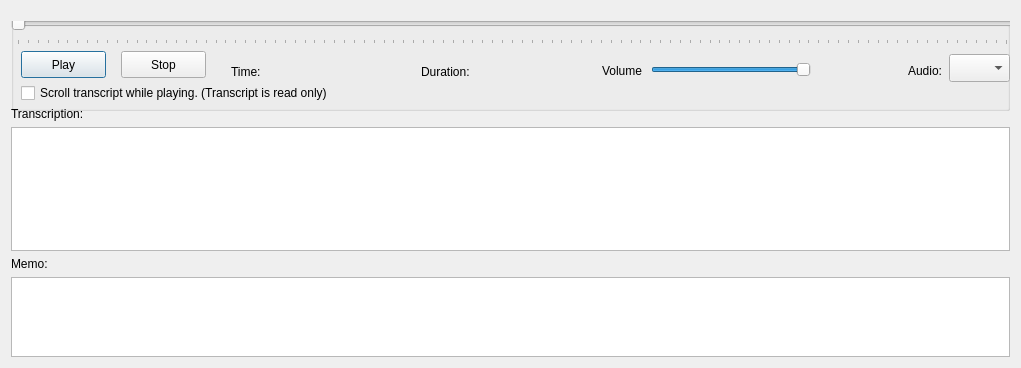
This is GUI_UIs/ui_dialog_view_av.ui in ccbogel/QualCoder as Qt 5 draws it before an edit. The edited form follows.
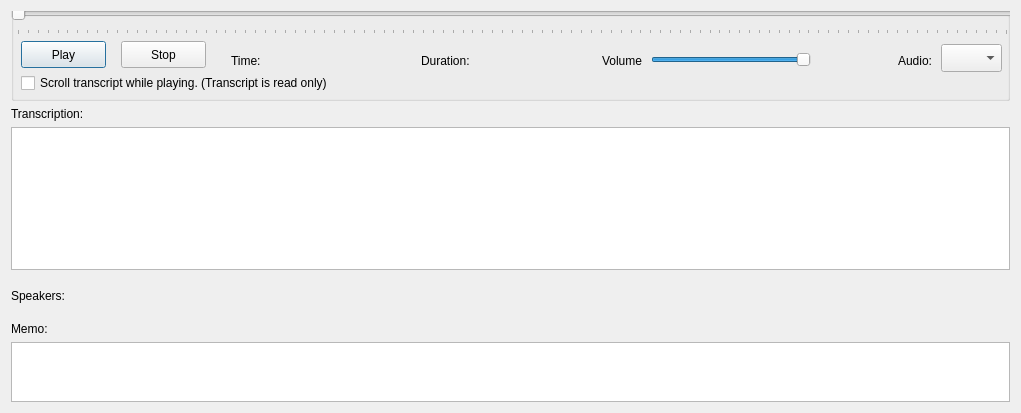
This is the edited form.

Commit message: preparation for manual transcribing shortcuts

```diff
--- a/GUI_UIs/ui_dialog_view_av.ui
+++ b/GUI_UIs/ui_dialog_view_av.ui
@@ -7,19 +7,19 @@
     <x>0</x>
     <y>0</y>
     <width>1021</width>
-    <height>368</height>
+    <height>413</height>
    </rect>
   </property>
   <property name="windowTitle">
    <string>View Audio Video</string>
   </property>
   <layout class="QGridLayout" name="gridLayout">
-   <item row="7" column="0">
+   <item row="8" column="0">
     <widget class="QTextEdit" name="textEdit">
      <property name="minimumSize">
       <size>
        <width>0</width>
-       <height>80</height>
+       <height>60</height>
       </size>
      </property>
      <property name="maximumSize">
@@ -55,13 +55,45 @@
      </property>
     </widget>
    </item>
-   <item row="6" column="0">
+   <item row="7" column="0">
     <widget class="QLabel" name="label_memo">
      <property name="text">
       <string>Memo:</string>
      </property>
     </widget>
    </item>
+   <item row="4" column="0">
+    <widget class="QLabel" name="label_transcription">
+     <property name="toolTip">
+      <string>&lt;html&gt;&lt;head/&gt;&lt;body&gt;&lt;p&gt;To rewind 3 seconds. In the text entry box, press ctrl + r&lt;/p&gt;&lt;/body&gt;&lt;/html&gt;</string>
+     </property>
+     <property name="text">
+      <string>Transcription:</string>
+     </property>
+    </widget>
+   </item>
+   <item row="6" column="0">
+    <widget class="QLabel" name="label_speakers">
+     <property name="minimumSize">
+      <size>
+       <width>0</width>
+       <height>40</height>
+      </size>
+     </property>
+     <property name="maximumSize">
+      <size>
+       <width>16777215</width>
+       <height>40</height>
+      </size>
+     </property>
+     <property name="toolTip">
+      <string>&lt;html&gt;&lt;head/&gt;&lt;body&gt;&lt;p&gt;Add a speaker name to shortcuts. In the text entry box press ctrl + a&lt;/p&gt;&lt;p&gt;Insert a speaker into transcription. In the text entry box press ctrl + 1 up to ctrl + 8 for the speakers name.&lt;/p&gt;&lt;/body&gt;&lt;/html&gt;</string>
+     </property>
+     <property name="text">
+      <string>Speakers:</string>
+     </property>
+    </widget>
+   </item>
    <item row="3" column="0">
     <widget class="QGroupBox" name="groupBox_2">
      <property name="minimumSize">
@@ -73,7 +105,7 @@
      <property name="maximumSize">
       <size>
        <width>16777215</width>
-       <height>70</height>
+       <height>90</height>
       </size>
      </property>
      <property name="title">
@@ -144,7 +176,7 @@
       <property name="geometry">
        <rect>
         <x>220</x>
-        <y>40</y>
+        <y>39</y>
         <width>161</width>
         <height>21</height>
        </rect>
@@ -157,7 +189,7 @@
       <property name="geometry">
        <rect>
         <x>410</x>
-        <y>40</y>
+        <y>39</y>
         <width>161</width>
         <height>21</height>
        </rect>
@@ -203,7 +235,7 @@
      <widget class="QComboBox" name="comboBox_tracks">
       <property name="geometry">
        <rect>
-        <x>938</x>
+        <x>930</x>
         <y>33</y>
         <width>61</width>
         <height>28</height>
@@ -213,7 +245,7 @@
      <widget class="QLabel" name="label">
       <property name="geometry">
        <rect>
-        <x>840</x>
+        <x>830</x>
         <y>40</y>
         <width>91</width>
         <height>20</height>
@@ -241,13 +273,6 @@
      </widget>
     </widget>
    </item>
-   <item row="4" column="0">
-    <widget class="QLabel" name="label_transcription">
-     <property name="text">
-      <string>Transcription:</string>
-     </property>
-    </widget>
-   </item>
   </layout>
  </widget>
  <tabstops>
```
Left out of the diff: 4 changed lines with no effect on the pictures.
